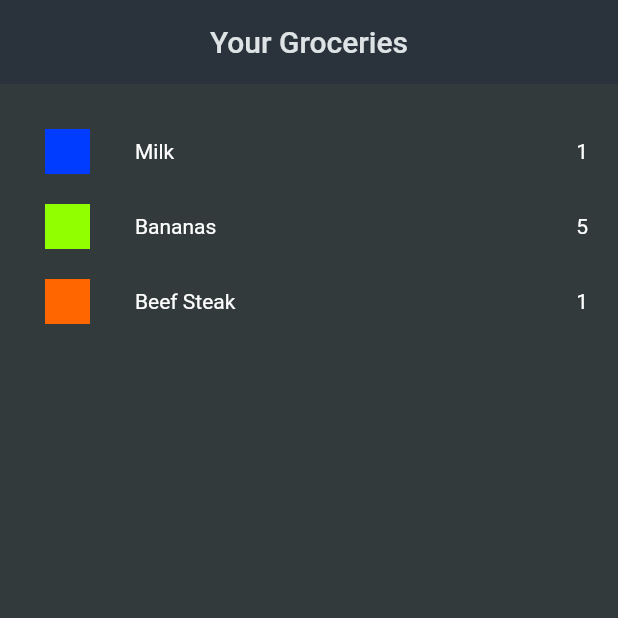
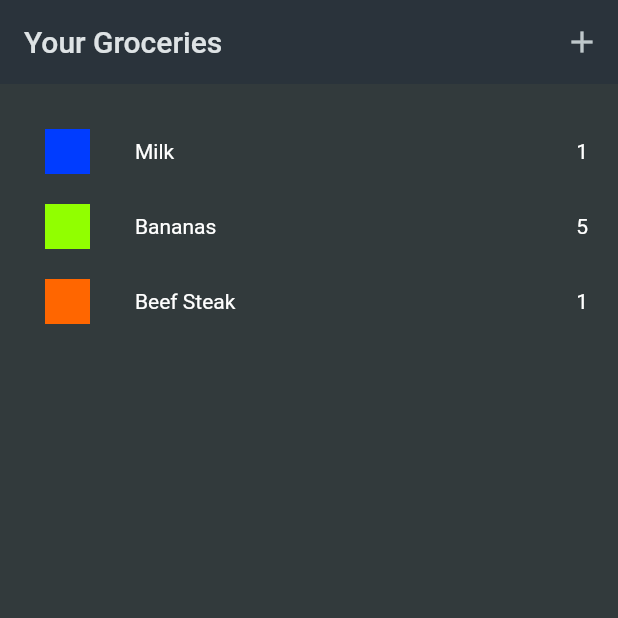
Before and after one commit to 1amSumit/groffers-flutter, a Flutter app: the screen it shows after launch, on a phone screen of 412 x 824 dp, the top half of it. Run offline on Flutter 3.47's test engine with Material 2 defaults, Android fonts, the phone set to English and light mode, and no system bars.

Commit message:
add item to cart screen implemented

```diff
--- a/lib/screens/cart.dart
+++ b/lib/screens/cart.dart
@@ -1,5 +1,7 @@
 import 'package:flutter/material.dart';
 import "package:shopify/data/dummy_data.dart";
+import 'package:shopify/screens/add_item.dart';
+import 'package:shopify/widget/grocery_item.dart';
 
 class CartScreen extends StatelessWidget {
   const CartScreen({super.key});
@@ -8,35 +10,34 @@ class CartScreen extends StatelessWidget {
   Widget build(BuildContext context) {
     return Scaffold(
       appBar: AppBar(
-          title: const Center(
-            child: Text("Your Groceries"),
+        actions: [
+          IconButton(
+            onPressed: () {
+              Navigator.push(
+                context,
+                MaterialPageRoute(
+                  builder: (ctx) {
+                    return const AddItemScreen();
+                  },
                 ),
+              );
+            },
+            icon: const Icon(Icons.add),
+          ),
+        ],
+        title: const Text("Your Groceries"),
       ),
       body: ListView.builder(
         itemCount: groceryItems.length,
         padding: const EdgeInsets.all(20.0),
         itemBuilder: (ctx, index) {
-            return Row(
-              mainAxisAlignment: MainAxisAlignment.spaceBetween,
-              children: [
-                Row(
-                  children: [
-                    Container(
-                      width: 30,
-                      height: 30,
+          return GroceryItemWidget(
+            name: groceryItems[index].name,
+            quantity: groceryItems[index].quantity,
             color: groceryItems[index].category.color,
-                      margin: const EdgeInsets.all(10.0),
-                    ),
-                    const SizedBox(
-                      width: 20.0,
-                    ),
-                    Text(groceryItems[index].name),
-                  ],
-                ),
-                Text(groceryItems[index].quantity.toString())
-              ],
           );
         },
-        ));
+      ),
+    );
   }
 }
--- /dev/null
+++ b/lib/widget/grocery_item.dart
@@ -0,0 +1,38 @@
+import 'package:flutter/material.dart';
+
+class GroceryItemWidget extends StatelessWidget {
+  const GroceryItemWidget({
+    super.key,
+    required this.name,
+    required this.quantity,
+    required this.color,
+  });
+
+  final Color color;
+  final String name;
+  final int quantity;
+
+  @override
+  Widget build(BuildContext context) {
+    return Row(
+      mainAxisAlignment: MainAxisAlignment.spaceBetween,
+      children: [
+        Row(
+          children: [
+            Container(
+              width: 30,
+              height: 30,
+              color: color,
+              margin: const EdgeInsets.all(10.0),
+            ),
+            const SizedBox(
+              width: 20.0,
+            ),
+            Text(name),
+          ],
+        ),
+        Text(quantity.toString())
+      ],
+    );
+  }
+}
```
Also changed, not shown: lib/screens/add_item.dart (added, +94 -0 lines). Lines whose indentation alone changed are shown as unchanged.
